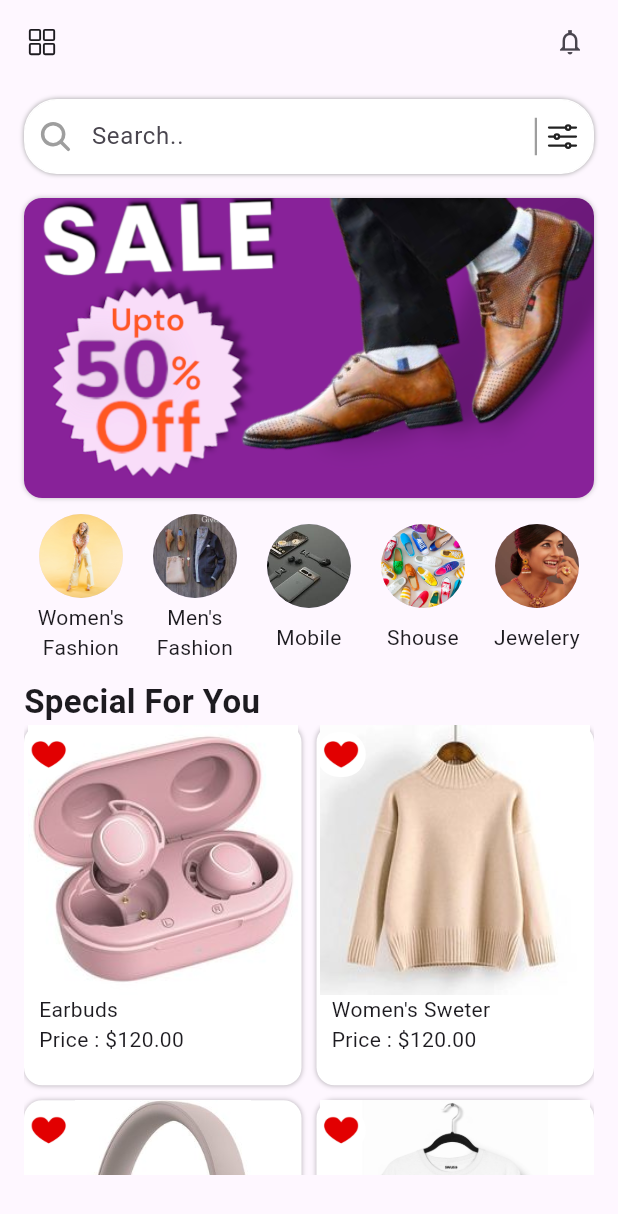
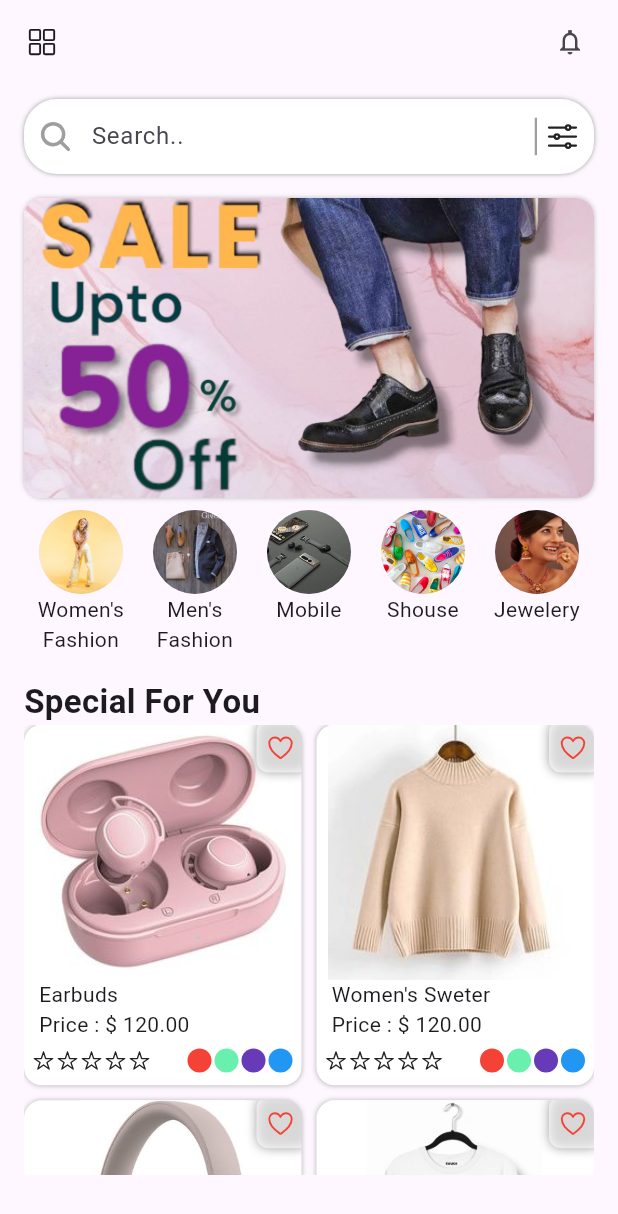
Before and after one commit to LakumM/Ecomapp, a Flutter app: the screen it shows after launch, on a phone screen of 412 x 824 dp. Shown: the top 1214 px of the screen. Run offline on Flutter 3.47's test engine with Material 3 defaults, Android fonts, the phone set to English and light mode, and no system bars; our stand-ins replace ionicons.

Commit message:
e-commerce

```diff
--- a/lib/Screen/maincatlogscreen.dart
+++ b/lib/Screen/maincatlogscreen.dart
@@ -1,59 +1,69 @@
 import 'package:flutter/material.dart';
 import 'package:ionicons/ionicons.dart';
 
-class Main_CatLog_Screen extends StatelessWidget {
+class Main_CatLog_Screen extends StatefulWidget {
+  @override
+  State<Main_CatLog_Screen> createState() => _Main_CatLog_ScreenState();
+}
 
-
-  List<Map<String,dynamic>> catPro = [
+class _Main_CatLog_ScreenState extends State<Main_CatLog_Screen> {
+  bool isChange =true;
+  List<Map<String, dynamic>> catPro = [
     {
-      'catImg' : 'assets/images/catgory/womens.jpg',
-      'catName' : "Women's Fashion",
+      'catImg': 'assets/images/catgory/womens.jpg',
+      'catName': "Women's Fashion",
     },
     {
-      'catImg' : 'assets/images/catgory/men.jpg',
-      'catName' : "Men's Fashion",
+      'catImg': 'assets/images/catgory/men.jpg',
+      'catName': "Men's Fashion",
     },
     {
-      'catImg' : 'assets/images/catgory/mobile.jpg',
-      'catName' : "Mobile",
+      'catImg': 'assets/images/catgory/mobile.jpg',
+      'catName': "Mobile",
     },
     {
-      'catImg' : 'assets/images/catgory/shose.jpg',
-      'catName' : "Shouse",
+      'catImg': 'assets/images/catgory/shose.jpg',
+      'catName': "Shouse",
     },
     {
-      'catImg' : 'assets/images/catgory/jewelery.jpg',
-      'catName' : "Jewelery",
+      'catImg': 'assets/images/catgory/jewelery.jpg',
+      'catName': "Jewelery",
     },
     {
-      'catImg' : 'assets/images/catgory/beauty.jpg',
-      'catName' : "Beauty",
+      'catImg': 'assets/images/catgory/beauty.jpg',
+      'catName': "Beauty",
     }
   ];
-  List<Map<String,dynamic>> discatPro = [
+
+  List<Map<String, dynamic>> discatPro = [
     {
-      'discatImg' : 'assets/images/subcatlog/Img_blu1.jpg',
-      'discatName' : "Earbuds",
-    },{
-      'discatImg' : 'assets/images/subcatlog/img_sweter.jpg',
-      'discatName' : "Women's Sweter",
-    },{
-      'discatImg' : 'assets/images/subcatlog/Img_hphone.jpg',
-      'discatName' : "Wireless Headphone",
-    },{
-      'discatImg' : 'assets/images/subcatlog/img_whitetshirt.jpg',
-      'discatName' : "Men' T-shirt",
-    },{
-      'discatImg' : 'assets/images/subcatlog/img_swatch.jpg',
-      'discatName' : "Smart Watch",
-    },{
-      'discatImg' : 'assets/images/subcatlog/img_women.jpg',
-      'discatName' : "T-shirt For Women",
-    },{
-      'discatImg' : 'assets/images/subcatlog/women1.jpg',
-      'discatName' : "Green T-shirts",
+      'discatImg': 'assets/images/subcatlog/Img_blu1.jpg',
+      'discatName': "Earbuds",
     },
-
+    {
+      'discatImg': 'assets/images/subcatlog/img_sweter.jpg',
+      'discatName': "Women's Sweter",
+    },
+    {
+      'discatImg': 'assets/images/subcatlog/Img_hphone.jpg',
+      'discatName': "Wireless Headphone",
+    },
+    {
+      'discatImg': 'assets/images/subcatlog/img_whitetshirt.jpg',
+      'discatName': "Men' T-shirt",
+    },
+    {
+      'discatImg': 'assets/images/subcatlog/img_swatch.jpg',
+      'discatName': "Smart Watch",
+    },
+    {
+      'discatImg': 'assets/images/subcatlog/img_women.jpg',
+      'discatName': "T-shirt For Women",
+    },
+    {
+      'discatImg': 'assets/images/subcatlog/women1.jpg',
+      'discatName': "Green T-shirts",
+    },
   ];
 
   @override
@@ -63,7 +73,9 @@ class Main_CatLog_Screen extends StatelessWidget {
         leading: Padding(
           padding: const EdgeInsets.all(8.0),
           child: IconButton(
-              onPressed: () {}, icon: Icon(Ionicons.grid_outline), iconSize: 20),
+              onPressed: () {},
+              icon: Icon(Ionicons.grid_outline),
+              iconSize: 20),
         ),
         actions: [
           Padding(
@@ -85,17 +97,21 @@ class Main_CatLog_Screen extends StatelessWidget {
             crossAxisAlignment: CrossAxisAlignment.start,
             children: [
               Container(
-                padding: EdgeInsets.only(left: 8,right: 8),
+                padding: EdgeInsets.only(left: 8, right: 8),
                 decoration: BoxDecoration(
                     color: Colors.white,
                     borderRadius: BorderRadius.circular(22),
                     border: Border.all(color: Colors.white),
-                    boxShadow: [BoxShadow(blurRadius: 2,color: Colors.grey)]
-                  ),
+                    boxShadow: [BoxShadow(blurRadius: 2, color: Colors.grey)]),
                 child: Row(
                   children: [
-                      Icon(Ionicons.search,color: Colors.grey,),
-                      SizedBox(width: 12,),
+                    Icon(
+                      Ionicons.search,
+                      color: Colors.grey,
+                    ),
+                    SizedBox(
+                      width: 12,
+                    ),
                     Flexible(
                       flex: 4,
                       child: TextField(
@@ -106,15 +122,20 @@ class Main_CatLog_Screen extends StatelessWidget {
                         ),
                       ),
                     ),
-                      Container(margin: EdgeInsets.symmetric(horizontal: 5),
-                          width: 1.5,height: 25, color: Colors.grey),
-
+                    Container(
+                        margin: EdgeInsets.symmetric(horizontal: 5),
+                        width: 1.5,
+                        height: 25,
+                        color: Colors.grey),
                     Icon(Ionicons.options_outline),
                   ],
                 ),
               ),
               Container(
-                child: Image.asset('assets/images/sale.png',fit: BoxFit.cover,),
+                child: Image.asset(
+                  'assets/images/theame.jpg',
+                  fit: BoxFit.cover,
+                ),
                 margin: EdgeInsets.only(top: 16),
                 height: 200,
                 clipBehavior: Clip.antiAlias,
@@ -128,30 +149,36 @@ class Main_CatLog_Screen extends StatelessWidget {
               SizedBox(
                 height: 120,
                 width: double.infinity,
-                child: ListView.builder( scrollDirection: Axis.horizontal,itemCount: catPro.length,itemBuilder: (context, index) {
-                  return
-                    Padding(
+                child: ListView.builder(
+                    scrollDirection: Axis.horizontal,
+                    itemCount: catPro.length,
+                    itemBuilder: (context, index) {
+                      return Padding(
                         padding: const EdgeInsets.all(8.0),
                         child: Container(
                           height: double.infinity,
                           width: 60,
                           child: Column(
                             crossAxisAlignment: CrossAxisAlignment.center,
-                          mainAxisAlignment: MainAxisAlignment.spaceEvenly,
+                            mainAxisAlignment: MainAxisAlignment.start,
                             children: [
                               CircleAvatar(
                                 radius: 28,
-                             backgroundImage: AssetImage(catPro[index]['catImg'],),
+                                backgroundImage: AssetImage(
+                                  catPro[index]['catImg'],
                                 ),
-                            Text(catPro[index]['catName'],maxLines: 2,textAlign: TextAlign.center,)
+                              ),
+                              Text(
+                                catPro[index]['catName'],
+                                maxLines: 2,
+                                textAlign: TextAlign.center,
+                              )
                             ],
                           ),
                         ),
                       );
-                }
+                    }),
               ),
-              ),
-
               Text(
                 'Special For You',
                 style: TextStyle(fontSize: 22, fontWeight: FontWeight.bold),
@@ -159,24 +186,68 @@ class Main_CatLog_Screen extends StatelessWidget {
               SizedBox(
                   height: 300,
                   width: double.infinity,
-                child: GridView.builder(gridDelegate: SliverGridDelegateWithFixedCrossAxisCount(crossAxisCount: 2,childAspectRatio: 2/2.6,crossAxisSpacing: 10,mainAxisSpacing: 10),
+                  child: GridView.builder(
+                    gridDelegate: SliverGridDelegateWithFixedCrossAxisCount(
+                        crossAxisCount: 2,
+                        childAspectRatio: 2 / 2.6,
+                        crossAxisSpacing: 10,
+                        mainAxisSpacing: 10),
                     itemCount: discatPro.length,
                     itemBuilder: (context, index) {
-                      return
-                          Container(
+                      return Container(
+                        clipBehavior: Clip.antiAlias,
                         width: double.infinity,
                         decoration: BoxDecoration(
                           color: Colors.white,
                           borderRadius: BorderRadius.circular(12),
-                              boxShadow: [BoxShadow(blurRadius: 2, color: Colors.black26)],),
+                          boxShadow: [
+                            BoxShadow(blurRadius: 2, color: Colors.black26)
+                          ],
+                        ),
                         child: Column(
-                              crossAxisAlignment: CrossAxisAlignment.start,
-                              children: [Stack(children: [
-                                Center(child: Image.asset(discatPro[index]['discatImg'],fit: BoxFit.fill,height: 180,)),
-                                Padding(
-                                  padding: const EdgeInsets.fromLTRB(0,5,5,0),
-                                  child: ClipRRect(clipBehavior: Clip.antiAlias,borderRadius: BorderRadius.circular(22),child: Image.asset('assets/images/heart.jpg',height: 30,)),
-                                )
+                            crossAxisAlignment: CrossAxisAlignment.stretch,
+                            mainAxisAlignment: MainAxisAlignment.start,
+                            children: [
+                              Stack(
+                                children: [
+                                  Center(
+                                      child: Container(
+                                        child: Image.asset(
+                                          discatPro[index]['discatImg'],
+                                          fit: BoxFit.fill,
+                                          height: 170,
+                                        ),
+                                      )),
+                                  Positioned(
+                                      top: -3,
+                                      right: -5,
+                                      child: Container(
+                                        padding:
+                                            EdgeInsets.only(right: 3, top: 2),
+                                        height: 35,
+                                        width: 35,
+                                        child: InkWell(
+                                            onTap: () {
+                                              isChange = !isChange;
+                                              setState(() {
+
+                                              });
+                                                      },
+                                            child: Icon( isChange ?
+                                              Ionicons.heart_outline : Ionicons.heart,
+                                              size: 20,
+                                              color: Colors.red,
+                                            )),
+                                        decoration: BoxDecoration(
+                                            color: Colors.white60,
+                                            borderRadius:
+                                                BorderRadius.circular(8),
+                                            boxShadow: [
+                                              BoxShadow(
+                                                  blurRadius: 5,
+                                                  color: Colors.grey)
+                                            ]),
+                                      ))
                                 ],
                               ),
                               Padding(
@@ -185,17 +256,61 @@ class Main_CatLog_Screen extends StatelessWidget {
                               ),
                               Padding(
                                 padding: const EdgeInsets.only(left: 10),
-                                  child: Text("Price : \$120.00"),
+                                child: Text("Price : \$ 120.00"),
                               ),
-                               ]
+                              Row(
+                                mainAxisAlignment: MainAxisAlignment.spaceBetween,
+                                children: [
+                                  Container(
+                                    height: 20,
+                                    padding: EdgeInsets.symmetric(horizontal: 5),
+                                    child: Row(children: [
+                                      Padding(
+                                        padding: const EdgeInsets.all(1),
+                                        child: Icon(Ionicons.star_outline,size: 14),
+                                      ), Padding(
+                                        padding: const EdgeInsets.all(1),
+                                        child: Icon(Ionicons.star_outline,size: 14),
+                                      ), Padding(
+                                        padding: const EdgeInsets.all(1),
+                                        child: Icon(Ionicons.star_outline,size: 14),
+                                      ), Padding(
+                                        padding: const EdgeInsets.all(1),
+                                        child: Icon(Ionicons.star_outline,size: 14),
+                                      ), Padding(
+                                        padding: const EdgeInsets.all(1),
+                                        child: Icon(Ionicons.star_outline,size: 14),
                                       ),
 
+                                    ],),
+                                  ),
+
+                              Container(
+                                padding: EdgeInsets.symmetric(vertical: 5,horizontal: 5),
+                                child: Row(
+                                  mainAxisAlignment: MainAxisAlignment.spaceEvenly,
+                                  children: [
+                                    Padding(
+                                      padding: const EdgeInsets.all(1),
+                                      child: SizedBox(child: CircleAvatar(backgroundColor: Colors.red,radius: 8,)),
+                                    ),Padding(
+                                      padding: const EdgeInsets.all(1),
+                                      child: SizedBox(child: CircleAvatar(backgroundColor: Colors.greenAccent,radius: 8,)),
+                                    ),Padding(
+                                      padding: const EdgeInsets.all(1),
+                                      child: SizedBox(child: CircleAvatar(backgroundColor: Colors.deepPurple,radius: 8,)),
+                                    ),Padding(
+                                      padding: const EdgeInsets.all(1),
+                                      child: SizedBox(child: CircleAvatar(backgroundColor: Colors.blue,radius: 8,)),
+                                    ),
+                                ],),
+                              )
+                                ]),
+                            ],
+                        ),
                       );
-
-
-                    },)
-              )
-
+                    },
+                  ))
             ],
           ),
         ),
```
Also changed, not shown: assets/images/theame.jpg (added). Lines whose indentation alone changed are shown as unchanged.
